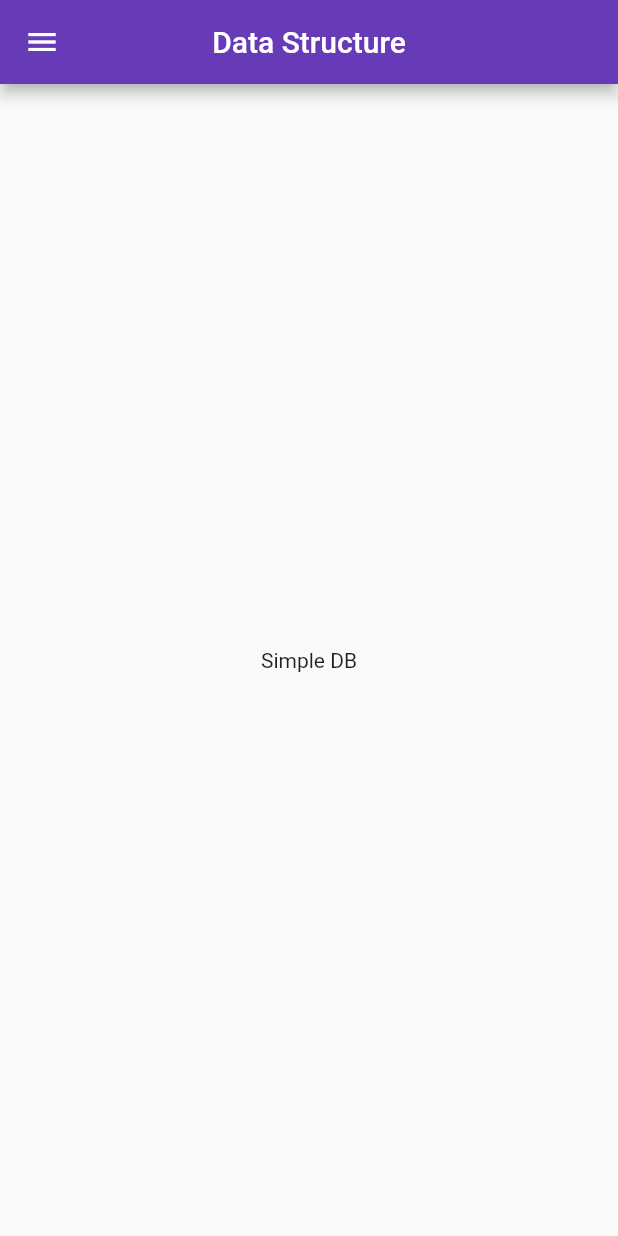
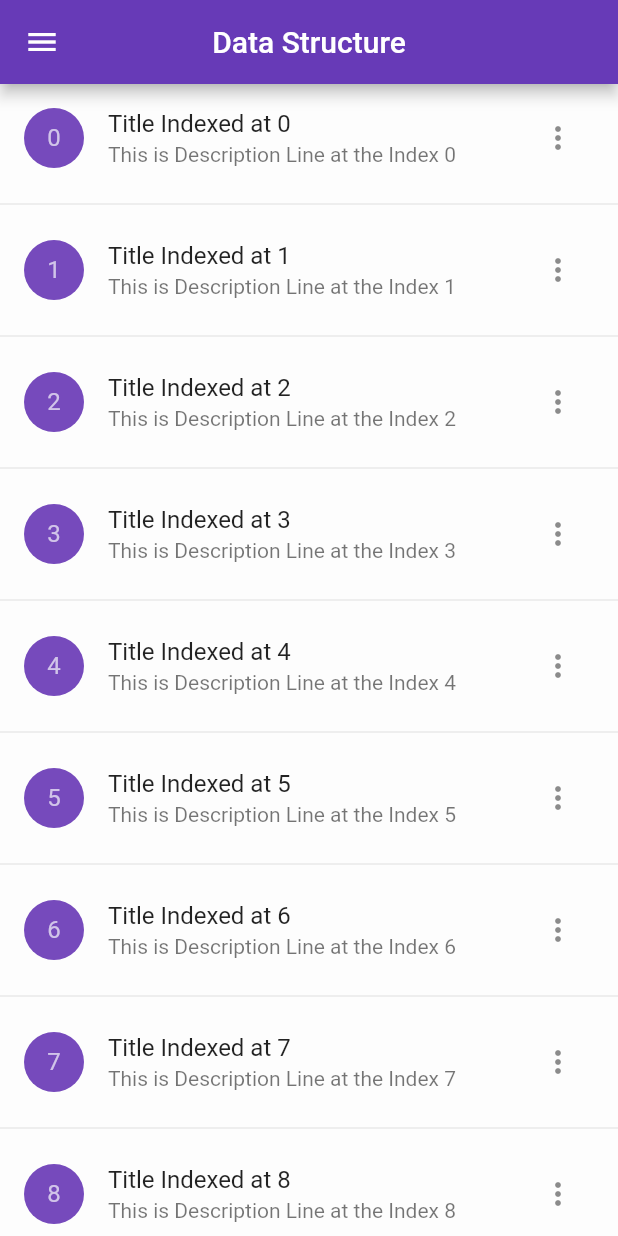
Before and after one commit to rajeabhilash/Drushya, a Flutter app: the screen it shows after launch, on a phone screen of 412 x 824 dp. Run offline on Flutter 3.47's test engine with Material 2 defaults, Android fonts, the phone set to English and light mode, and no system bars; our stand-ins replace google_fonts, motion_tab_bar_v2.

Commit message:
D3 U2 Data Structure Added - Simple List - Dynamic List are added.

```diff
--- /dev/null
+++ b/lib/DataStructure/DynamicList.dart
@@ -0,0 +1,18 @@
+import 'package:flutter/material.dart';
+
+class DynamicList extends StatefulWidget {
+  const DynamicList({Key? key}) : super(key: key);
+
+  @override
+  State<DynamicList> createState() => _DynamicListState();
+}
+
+class _DynamicListState extends State<DynamicList> {
+  @override
+  Widget build(BuildContext context) {
+    return Container(
+      color: Colors.white60,
+      child: Center(child: Text("DynamicList"),),
+    );
+  }
+}
--- a/lib/DataStructure/SimpleDS.dart
+++ b/lib/DataStructure/SimpleDS.dart
@@ -1,9 +1,18 @@
+import 'package:Drushya/DataStructure/DynamicList.dart';
+import 'package:Drushya/DataStructure/SimpleList.dart';
 import 'package:flutter/material.dart';
+import 'package:google_fonts/google_fonts.dart';
 
-class SimpleDS extends StatelessWidget {
+class SimpleDS extends StatefulWidget {
   SimpleDS({Key? key}) : super(key: key);
 
+  @override
+  State<SimpleDS> createState() => _SimpleDSState();
+}
+
+class _SimpleDSState extends State<SimpleDS> {
   final GlobalKey<ScaffoldState> _key = GlobalKey();
+  PageController _pageController = PageController();
 
   @override
   Widget build(BuildContext context) {
@@ -24,13 +33,57 @@ class SimpleDS extends StatelessWidget {
           centerTitle: true,
           title: Text("Data Structure"),
         ),
-      drawer: Drawer(),
-      body: Center(
-        child: GestureDetector(
-          onTap: ()=> _key.currentState!.openDrawer(),
-          child: Text("Simple DB"),
+        drawer: Drawer(
+          child: ListView(
+            children: [
+              DrawerHeader(
+                decoration: BoxDecoration(
+                  color: Colors.deepPurple,
+                  image: DecorationImage(
+                      image: AssetImage("images/DSDrawerHeader.jpg"),
+                      fit: BoxFit.fill,
+                      opacity: 0.4,
+                      scale: 2),
+                ),
+                child: Container(
+                  alignment: Alignment.bottomLeft,
+                  padding: EdgeInsets.symmetric(horizontal: 14, vertical: 14),
+                  child: Text(
+                    "Choose Data Structure ",
+                    style: GoogleFonts.exo(
+                      fontWeight: FontWeight.bold,
+                      fontSize: 24,
+                      color: Colors.white,
                     ),
                   ),
-    );
+                ),
+              ),
+              ListTile(
+                title: const Text('Simple List'),
+                onTap: () {
+                  _pageController.jumpToPage(0);
+                  Scaffold.of(context).closeDrawer();
+                },
+              ),
+              ListTile(
+                title: const Text('Dynamic List'),
+                onTap: () {
+                  _pageController.jumpToPage(1);
+                  Scaffold.of(context).closeDrawer();
+                },
+              ),
+            ],
+          ),
+        ),
+        body: PageView(
+          controller: _pageController,
+          scrollDirection: Axis.horizontal,
+          children: [
+            SimpleList(product: List<String>.generate(25, (index) => "$index")),
+            DynamicList(),
+            Container(color: Colors.green),
+            Container(color: Colors.red),
+          ],
+        ));
   }
 }
--- /dev/null
+++ b/lib/DataStructure/SimpleList.dart
@@ -0,0 +1,30 @@
+import 'package:flutter/material.dart';
+
+class SimpleList extends StatelessWidget {
+  const SimpleList({Key? key, required this.product}) : super(key: key);
+  final List<String> product;
+
+  @override
+  Widget build(BuildContext context) {
+    return Container(
+      color: Colors.white60,
+      child: ListView.separated(
+        itemCount: product.length,
+        itemBuilder: (context, index) {
+          return ListTile(
+            leading: CircleAvatar(
+              backgroundColor: const Color(0xff764abc),
+              child: Text(product[index]),
+            ),
+            subtitle: Text('This is Description Line at the Index ${product[index]}'),
+            title: Text('Title Indexed at ${product[index]}'),
+            trailing: IconButton(onPressed:(){}, icon: Icon(Icons.more_vert)),
+          );
+        },
+        separatorBuilder: (context, index) {
+          return Divider();
+        },
+      ),
+    );
+  }
+}
--- a/pubspec.yaml
+++ b/pubspec.yaml
@@ -63,8 +63,8 @@ flutter:
   uses-material-design: true
 
   # To add assets to your application, add an assets section, like this:
-  # assets:
-  #   - images/a_dot_burr.jpeg
+  assets:
+    - images/
   #   - images/a_dot_ham.jpeg
 
   # An image asset can refer to one or more resolution-specific "variants", see
```
Also changed, not shown: images/DSDrawerHeader.jpg (added), lib/generated/assets.dart (added). Lines whose indentation alone changed are shown as unchanged.
